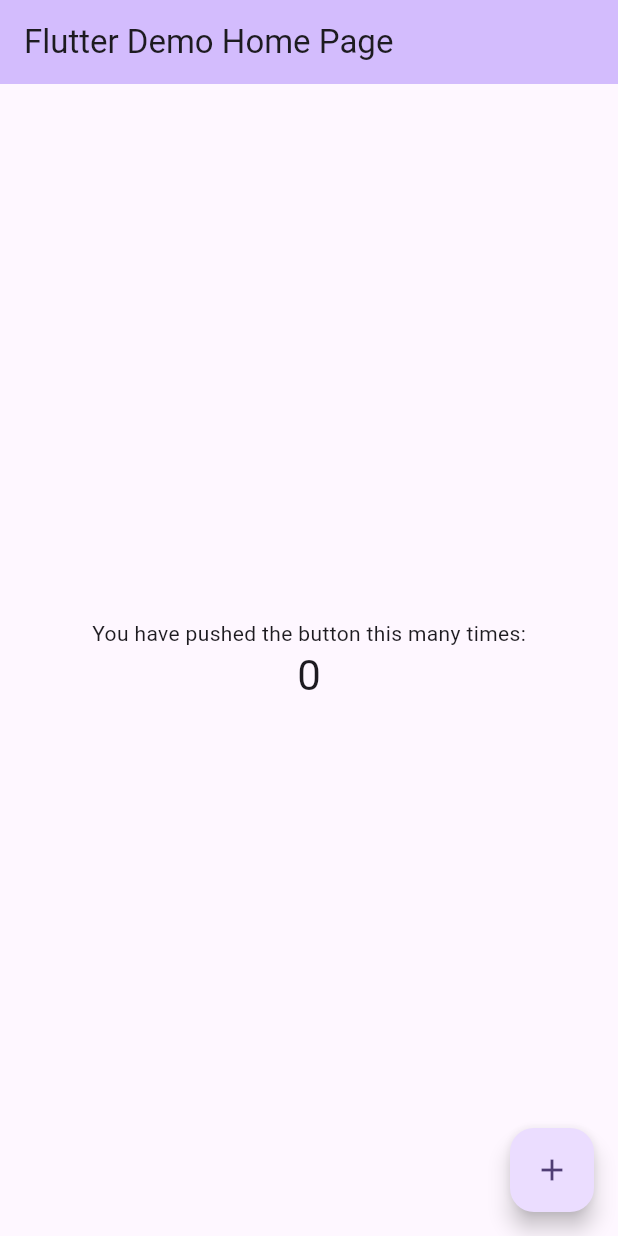
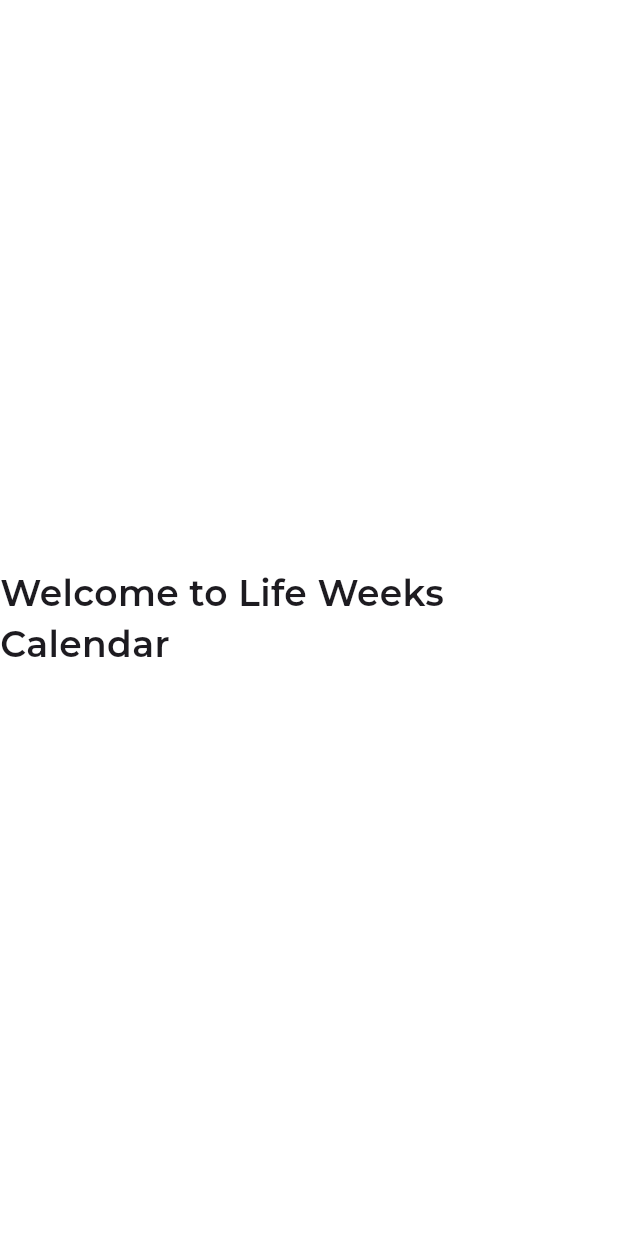
Before and after one commit to aleke88884/life_weeks, a Flutter app: the screen it shows after launch, on a phone screen of 412 x 824 dp. Run offline on Flutter 3.47's test engine with Material 3 defaults, Android fonts, the phone set to English and light mode, and no system bars; our stand-ins replace get_it, google_fonts.

Commit message:
initial commit

```diff
--- a/lib/core/constants/app_contstants.dart
+++ b/lib/core/constants/app_contstants.dart
@@ -1,5 +1,27 @@
+import 'package:flutter/material.dart';
+
 class AppContstants {
   static const int totalYears = 100;
   static const int weeksInYear = 52;
   static const int totalWeeks = totalYears * weeksInYear;
+  static final ThemeData customTheme = ThemeData(
+    brightness: Brightness.light,
+    primaryColor: Colors.blue,
+    hintColor: Colors.amber,
+    scaffoldBackgroundColor: Colors.white,
+    appBarTheme: AppBarTheme(
+      backgroundColor: Colors.blue,
+      foregroundColor: Colors.white,
+      elevation: 4,
+    ),
+    textTheme: TextTheme(
+      headlineLarge: TextStyle(
+          fontSize: 32, fontWeight: FontWeight.bold, color: Colors.black),
+      bodyLarge: TextStyle(fontSize: 16, color: Colors.black87),
+    ),
+    buttonTheme: ButtonThemeData(
+      buttonColor: Colors.blue,
+      textTheme: ButtonTextTheme.primary,
+    ),
+  );
 }
--- /dev/null
+++ b/lib/features/life_calendar/presentation/calendar_screen.dart
@@ -0,0 +1,15 @@
+import 'package:flutter/material.dart';
+
+class CalendarScreen extends StatefulWidget {
+  const CalendarScreen({super.key});
+
+  @override
+  State<CalendarScreen> createState() => _CalendarScreenState();
+}
+
+class _CalendarScreenState extends State<CalendarScreen> {
+  @override
+  Widget build(BuildContext context) {
+    return Container();
+  }
+}
--- /dev/null
+++ b/lib/features/life_calendar/presentation/welcome_screen.dart
@@ -0,0 +1,25 @@
+import 'package:flutter/material.dart';
+import 'package:google_fonts/google_fonts.dart';
+
+class WelcomeScreen extends StatelessWidget {
+  const WelcomeScreen({super.key});
+
+  @override
+  Widget build(BuildContext context) {
+    return Scaffold(
+      body: Column(
+         mainAxisAlignment: MainAxisAlignment.center,
+         crossAxisAlignment: CrossAxisAlignment.center,
+         children: [
+          Text('Welcome to Life Weeks Calendar',
+            style: TextStyle(
+              fontSize: 24,
+              fontWeight: FontWeight.w600,
+              fontFamily: GoogleFonts.montserrat().fontFamily,
+            ),
+          ),
+         ],
+      ),
+    );
+  }
+}
--- a/lib/main.dart
+++ b/lib/main.dart
@@ -1,4 +1,6 @@
 import 'package:flutter/material.dart';
+import 'package:life_weeks/core/constants/app_contstants.dart';
+import 'package:life_weeks/features/life_calendar/presentation/welcome_screen.dart';
 
 void main() {
   runApp(const MyApp());
@@ -11,59 +13,8 @@ class MyApp extends StatelessWidget {
   Widget build(BuildContext context) {
     return MaterialApp(
       title: 'Life Weeks Calendar',
-      theme: ThemeData(
-        colorScheme: ColorScheme.fromSeed(seedColor: Colors.deepPurple),
-        useMaterial3: true,
-      ),
-      home: const MyHomePage(title: 'Flutter Demo Home Page'),
+      theme: AppContstants.customTheme,
+      home: const WelcomeScreen(),
     );
   }
 }
-
-class MyHomePage extends StatefulWidget {
-  const MyHomePage({super.key, required this.title});
-
-  final String title;
-
-  @override
-  State<MyHomePage> createState() => _MyHomePageState();
-}
-
-class _MyHomePageState extends State<MyHomePage> {
-  int _counter = 0;
-
-  void _incrementCounter() {
-    setState(() {
-      _counter++;
-    });
-  }
-
-  @override
-  Widget build(BuildContext context) {
-    return Scaffold(
-      appBar: AppBar(
-        backgroundColor: Theme.of(context).colorScheme.inversePrimary,
-        title: Text(widget.title),
-      ),
-      body: Center(
-        child: Column(
-          mainAxisAlignment: MainAxisAlignment.center,
-          children: <Widget>[
-            const Text(
-              'You have pushed the button this many times:',
-            ),
-            Text(
-              '$_counter',
-              style: Theme.of(context).textTheme.headlineMedium,
-            ),
-          ],
-        ),
-      ),
-      floatingActionButton: FloatingActionButton(
-        onPressed: _incrementCounter,
-        tooltip: 'Increment',
-        child: const Icon(Icons.add),
-      ),
-    );
-  }
-}
--- a/pubspec.yaml
+++ b/pubspec.yaml
@@ -38,6 +38,7 @@ dependencies:
   launch_at_startup: ^0.3.1
   get_it: ^8.0.3
   hive: ^2.2.3
+  google_fonts: ^6.2.1
 
 dev_dependencies:
   flutter_test:
```
Also changed, not shown: pubspec.lock.
